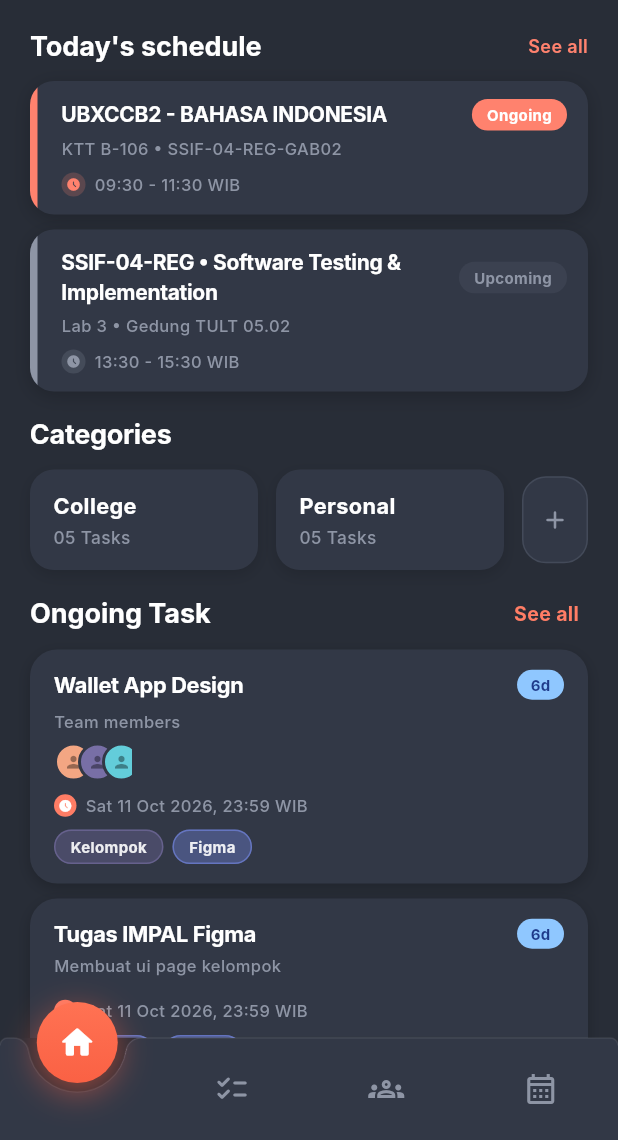
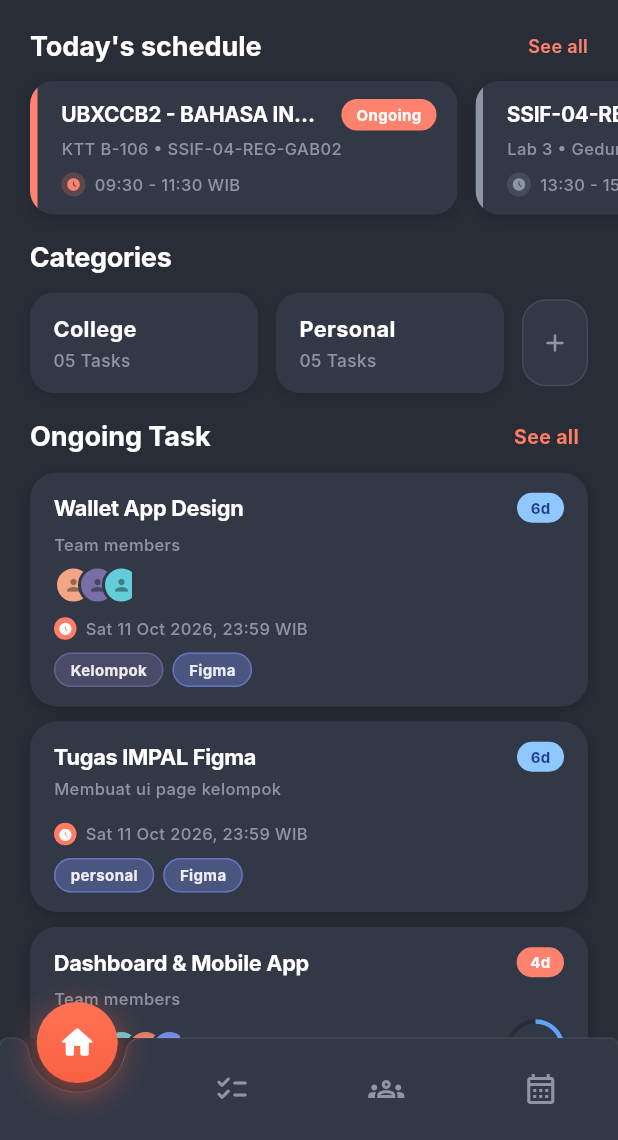
Before and after one commit to Pvsudbd/Impal-02-07, a Flutter app: the HomePage screen opened directly, on a phone screen of 412 x 824 dp, the part 96-1236 px from its top. Run offline on Flutter 3.47's test engine with Material 3 defaults, Android fonts, the phone set to English and light mode, and no system bars; our stand-ins replace shared_preferences; accounts and stored records are empty; Roboto replaces fonts that are missing (Inter).

Commit message:
feat: enable horizontal scrolling for Today's schedule on HomePage when multiple items exist

```diff
--- a/frontend/lib/presentation/features/dashboard/home_page.dart
+++ b/frontend/lib/presentation/features/dashboard/home_page.dart
@@ -1,4 +1,5 @@
 import 'dart:math' as math;
+import 'package:flutter/gestures.dart';
 import 'package:flutter/material.dart';
 import 'package:shared_preferences/shared_preferences.dart';
 import '../../../core/utils/page_transitions.dart';
@@ -353,7 +354,9 @@ class _HomePageState extends State<HomePage> {
     return ValueListenableBuilder<List<ScheduleModel>>(
       valueListenable: ScheduleRepository().schedulesNotifier,
       builder: (context, repoSchedules, _) {
-        final List<Widget> cards = [];
+        final List<Widget> cardWidgets = [];
+        bool isHorizontal = false;
+
         if (repoSchedules.isNotEmpty) {
           final now = DateTime.now();
           final todayList = repoSchedules.where((s) {
@@ -362,19 +365,70 @@ class _HomePageState extends State<HomePage> {
                 s.date.day == now.day;
           }).toList();
 
-          final itemsToShow = todayList.isNotEmpty
-              ? todayList.take(2).toList()
-              : repoSchedules.take(2).toList();
+          final itemsToShow = todayList.isNotEmpty ? todayList : repoSchedules;
+          isHorizontal = itemsToShow.length > 1;
 
           for (int i = 0; i < itemsToShow.length; i++) {
             final isLast = i == itemsToShow.length - 1;
-            cards.add(_buildRepoScheduleCard(itemsToShow[i], isLast: isLast));
+            cardWidgets.add(_buildRepoScheduleCard(
+              itemsToShow[i],
+              isHorizontal: isHorizontal,
+              isLast: isLast,
+            ));
           }
-        } else {
+        } else if (_schedules.isNotEmpty) {
+          isHorizontal = _schedules.length > 1;
           for (int i = 0; i < _schedules.length; i++) {
             final isLast = i == _schedules.length - 1;
-            cards.add(_buildScheduleCard(_schedules[i], isLast: isLast));
+            cardWidgets.add(_buildScheduleCard(
+              _schedules[i],
+              isHorizontal: isHorizontal,
+              isLast: isLast,
+            ));
           }
+        }
+
+        Widget scheduleContent;
+        if (cardWidgets.isEmpty) {
+          scheduleContent = Container(
+            width: double.infinity,
+            padding: const EdgeInsets.symmetric(vertical: 20, horizontal: 16),
+            decoration: BoxDecoration(
+              color: const Color(0xFF323846),
+              borderRadius: BorderRadius.circular(16),
+            ),
+            alignment: Alignment.center,
+            child: const Text(
+              'No schedules for today',
+              style: TextStyle(
+                color: Color(0xFF8E95A5),
+                fontSize: 13,
+                fontFamily: 'Inter',
+                fontWeight: FontWeight.w500,
+              ),
+            ),
+          );
+        } else if (isHorizontal) {
+          scheduleContent = ScrollConfiguration(
+            behavior: ScrollConfiguration.of(context).copyWith(
+              dragDevices: {
+                PointerDeviceKind.touch,
+                PointerDeviceKind.mouse,
+                PointerDeviceKind.trackpad,
+              },
+            ),
+            child: SingleChildScrollView(
+              scrollDirection: Axis.horizontal,
+              physics: const BouncingScrollPhysics(),
+              clipBehavior: Clip.none,
+              child: Row(
+                crossAxisAlignment: CrossAxisAlignment.start,
+                children: cardWidgets,
+              ),
+            ),
+          );
+        } else {
+          scheduleContent = cardWidgets.first;
         }
 
         return Column(
@@ -410,19 +464,26 @@ class _HomePageState extends State<HomePage> {
               ],
             ),
             const SizedBox(height: 10),
-            ...cards,
+            scheduleContent,
           ],
         );
       },
     );
   }
 
-  Widget _buildRepoScheduleCard(ScheduleModel schedule, {bool isLast = false}) {
+  Widget _buildRepoScheduleCard(
+    ScheduleModel schedule, {
+    bool isHorizontal = false,
+    bool isLast = false,
+  }) {
     return GestureDetector(
       onTap: () => _onTabSelected(3),
       child: Container(
-        margin: EdgeInsets.only(bottom: isLast ? 0 : 10),
-        width: double.infinity,
+        margin: EdgeInsets.only(
+          right: isHorizontal ? (isLast ? 0 : 12) : 0,
+          bottom: !isHorizontal ? (isLast ? 0 : 10) : 0,
+        ),
+        width: isHorizontal ? 285 : double.infinity,
         decoration: BoxDecoration(
           color: const Color(0xFF323846),
           borderRadius: BorderRadius.circular(16),
@@ -448,6 +509,7 @@ class _HomePageState extends State<HomePage> {
                   padding: const EdgeInsets.fromLTRB(16, 12, 14, 12),
                   child: Column(
                     crossAxisAlignment: CrossAxisAlignment.start,
+                    mainAxisAlignment: MainAxisAlignment.spaceBetween,
                     children: [
                       Row(
                         mainAxisAlignment: MainAxisAlignment.spaceBetween,
@@ -456,6 +518,8 @@ class _HomePageState extends State<HomePage> {
                           Expanded(
                             child: Text(
                               schedule.title,
+                              maxLines: 1,
+                              overflow: TextOverflow.ellipsis,
                               style: const TextStyle(
                                 color: Colors.white,
                                 fontSize: 14,
@@ -492,6 +556,8 @@ class _HomePageState extends State<HomePage> {
                         const SizedBox(height: 4),
                         Text(
                           schedule.location!,
+                          maxLines: 1,
+                          overflow: TextOverflow.ellipsis,
                           style: const TextStyle(
                             color: Color(0xFF8E95A5),
                             fontSize: 11,
@@ -540,12 +606,19 @@ class _HomePageState extends State<HomePage> {
     );
   }
 
-  Widget _buildScheduleCard(ScheduleItem schedule, {bool isLast = false}) {
+  Widget _buildScheduleCard(
+    ScheduleItem schedule, {
+    bool isHorizontal = false,
+    bool isLast = false,
+  }) {
     return GestureDetector(
       onTap: () => _onTabSelected(3),
       child: Container(
-        margin: EdgeInsets.only(bottom: isLast ? 0 : 10),
-        width: double.infinity,
+        margin: EdgeInsets.only(
+          right: isHorizontal ? (isLast ? 0 : 12) : 0,
+          bottom: !isHorizontal ? (isLast ? 0 : 10) : 0,
+        ),
+        width: isHorizontal ? 285 : double.infinity,
         decoration: BoxDecoration(
           color: const Color(0xFF323846),
           borderRadius: BorderRadius.circular(16),
@@ -573,6 +646,7 @@ class _HomePageState extends State<HomePage> {
                   padding: const EdgeInsets.fromLTRB(16, 12, 14, 12),
                   child: Column(
                     crossAxisAlignment: CrossAxisAlignment.start,
+                    mainAxisAlignment: MainAxisAlignment.spaceBetween,
                     children: [
                       // Title & Ongoing Badge
                       Row(
@@ -582,6 +656,8 @@ class _HomePageState extends State<HomePage> {
                           Expanded(
                             child: Text(
                               schedule.courseCode,
+                              maxLines: 1,
+                              overflow: TextOverflow.ellipsis,
                               style: const TextStyle(
                                 color: Colors.white,
                                 fontSize: 14,
@@ -614,6 +690,8 @@ class _HomePageState extends State<HomePage> {
                       // Location info
                       Text(
                         schedule.location,
+                        maxLines: 1,
+                        overflow: TextOverflow.ellipsis,
                         style: const TextStyle(
                           color: Color(0xFF8E95A5),
                           fontSize: 11,
```
Also changed, not shown: 2 other files. Lines whose indentation alone changed are shown as unchanged.
